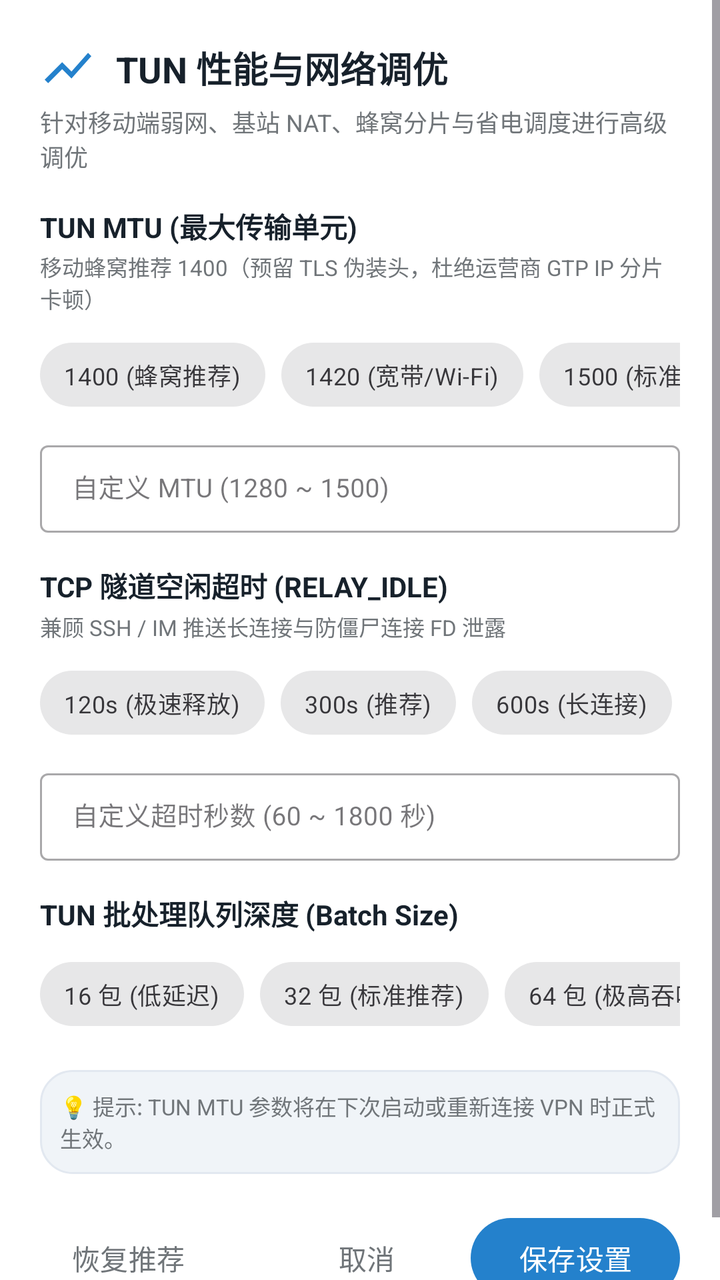
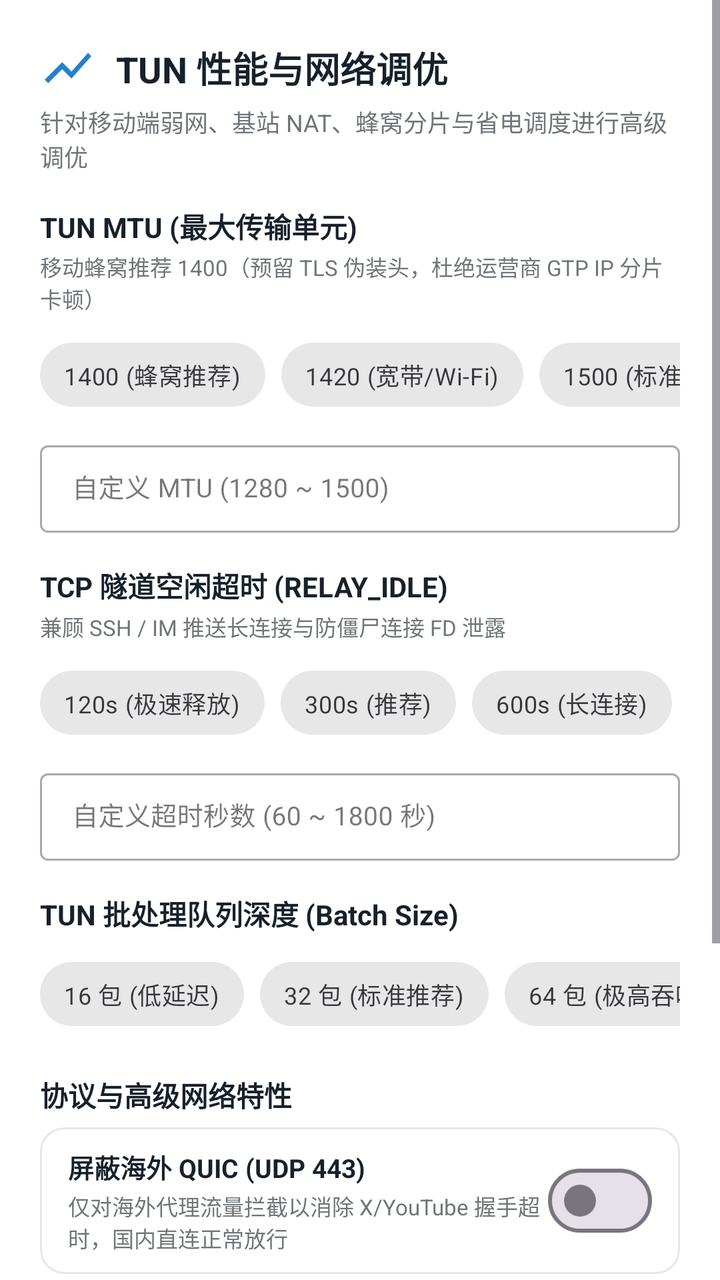

An Android layout rendered at two revisions. The XML below is the earlier revision; the diff shows what the commit changed to produce the second picture.
<!-- AndroidManifest.xml: application theme Theme.Mirage -->
<!-- res/layout/dialog_tun_config.xml -->
<?xml version="1.0" encoding="utf-8"?>
<ScrollView xmlns:android="http://schemas.android.com/apk/res/android"
    xmlns:app="http://schemas.android.com/apk/res-auto"
    android:layout_width="match_parent"
    android:layout_height="wrap_content"
    android:background="@color/meow_card"
    android:fillViewport="true">

    <LinearLayout
        android:layout_width="match_parent"
        android:layout_height="wrap_content"
        android:orientation="vertical"
        android:padding="20dp">

        
        <LinearLayout
            android:layout_width="match_parent"
            android:layout_height="wrap_content"
            android:gravity="center_vertical"
            android:orientation="horizontal">

            <ImageView
                android:layout_width="28dp"
                android:layout_height="28dp"
                android:src="@drawable/ic_nav_traffic"
                app:tint="@color/meow_blue" />

            <TextView
                android:layout_width="wrap_content"
                android:layout_height="wrap_content"
                android:layout_marginStart="10dp"
                android:text="TUN 性能与网络调优"
                android:textColor="@color/meow_ink"
                android:textSize="18sp"
                android:textStyle="bold" />
        </LinearLayout>

        <TextView
            android:layout_width="match_parent"
            android:layout_height="wrap_content"
            android:layout_marginTop="4dp"
            android:text="针对移动端弱网、基站 NAT、蜂窝分片与省电调度进行高级调优"
            android:textColor="@color/meow_ink_secondary"
            android:textSize="12sp" />

        
        <TextView
            android:layout_width="match_parent"
            android:layout_height="wrap_content"
            android:layout_marginTop="16dp"
            android:text="TUN MTU (最大传输单元)"
            android:textColor="@color/meow_ink"
            android:textSize="14sp"
            android:textStyle="bold" />

        <TextView
            android:layout_width="match_parent"
            android:layout_height="wrap_content"
            android:layout_marginTop="2dp"
            android:text="移动蜂窝推荐 1400（预留 TLS 伪装头，杜绝运营商 GTP IP 分片卡顿）"
            android:textColor="@color/meow_ink_secondary"
            android:textSize="11sp" />

        <HorizontalScrollView
            android:layout_width="match_parent"
            android:layout_height="wrap_content"
            android:layout_marginTop="6dp"
            android:scrollbars="none">

            <com.google.android.material.chip.ChipGroup
                android:id="@+id/chipGroupMtu"
                android:layout_width="wrap_content"
                android:layout_height="wrap_content"
                app:singleLine="true"
                app:singleSelection="true">

                <com.google.android.material.chip.Chip
                    android:id="@+id/chipMtu1400"
                    style="@style/Widget.MaterialComponents.Chip.Choice"
                    android:layout_width="wrap_content"
                    android:layout_height="wrap_content"
                    android:text="1400 (蜂窝推荐)"
                    android:textSize="12sp" />

                <com.google.android.material.chip.Chip
                    android:id="@+id/chipMtu1420"
                    style="@style/Widget.MaterialComponents.Chip.Choice"
                    android:layout_width="wrap_content"
                    android:layout_height="wrap_content"
                    android:text="1420 (宽带/Wi-Fi)"
                    android:textSize="12sp" />

                <com.google.android.material.chip.Chip
                    android:id="@+id/chipMtu1500"
                    style="@style/Widget.MaterialComponents.Chip.Choice"
                    android:layout_width="wrap_content"
                    android:layout_height="wrap_content"
                    android:text="1500 (标准以太网)"
                    android:textSize="12sp" />

                <com.google.android.material.chip.Chip
                    android:id="@+id/chipMtu1280"
                    style="@style/Widget.MaterialComponents.Chip.Choice"
                    android:layout_width="wrap_content"
                    android:layout_height="wrap_content"
                    android:text="1280 (极低丢包)"
                    android:textSize="12sp" />
            </com.google.android.material.chip.ChipGroup>
        </HorizontalScrollView>

        <com.google.android.material.textfield.TextInputLayout
            android:id="@+id/tilMtu"
            style="@style/Widget.MaterialComponents.TextInputLayout.OutlinedBox.Dense"
            android:layout_width="match_parent"
            android:layout_height="wrap_content"
            android:layout_marginTop="6dp"
            android:hint="自定义 MTU (1280 ~ 1500)">

            <com.google.android.material.textfield.TextInputEditText
                android:id="@+id/etMtu"
                android:layout_width="match_parent"
                android:layout_height="wrap_content"
                android:inputType="number"
                android:textColor="@color/meow_ink"
                android:textSize="13sp" />
        </com.google.android.material.textfield.TextInputLayout>

        
        <TextView
            android:layout_width="match_parent"
            android:layout_height="wrap_content"
            android:layout_marginTop="16dp"
            android:text="TCP 隧道空闲超时 (RELAY_IDLE)"
            android:textColor="@color/meow_ink"
            android:textSize="14sp"
            android:textStyle="bold" />

        <TextView
            android:layout_width="match_parent"
            android:layout_height="wrap_content"
            android:layout_marginTop="2dp"
            android:text="兼顾 SSH / IM 推送长连接与防僵尸连接 FD 泄露"
            android:textColor="@color/meow_ink_secondary"
            android:textSize="11sp" />

        <HorizontalScrollView
            android:layout_width="match_parent"
            android:layout_height="wrap_content"
            android:layout_marginTop="6dp"
            android:scrollbars="none">

            <com.google.android.material.chip.ChipGroup
                android:id="@+id/chipGroupTcpIdle"
                android:layout_width="wrap_content"
                android:layout_height="wrap_content"
                app:singleLine="true"
                app:singleSelection="true">

                <com.google.android.material.chip.Chip
                    android:id="@+id/chipIdle120"
                    style="@style/Widget.MaterialComponents.Chip.Choice"
                    android:layout_width="wrap_content"
                    android:layout_height="wrap_content"
                    android:text="120s (极速释放)"
                    android:textSize="12sp" />

                <com.google.android.material.chip.Chip
                    android:id="@+id/chipIdle300"
                    style="@style/Widget.MaterialComponents.Chip.Choice"
                    android:layout_width="wrap_content"
                    android:layout_height="wrap_content"
                    android:text="300s (推荐)"
                    android:textSize="12sp" />

                <com.google.android.material.chip.Chip
                    android:id="@+id/chipIdle600"
                    style="@style/Widget.MaterialComponents.Chip.Choice"
                    android:layout_width="wrap_content"
                    android:layout_height="wrap_content"
                    android:text="600s (长连接)"
                    android:textSize="12sp" />

                <com.google.android.material.chip.Chip
                    android:id="@+id/chipIdle1800"
                    style="@style/Widget.MaterialComponents.Chip.Choice"
                    android:layout_width="wrap_content"
                    android:layout_height="wrap_content"
                    android:text="1800s (30分钟)"
                    android:textSize="12sp" />
            </com.google.android.material.chip.ChipGroup>
        </HorizontalScrollView>

        <com.google.android.material.textfield.TextInputLayout
            android:id="@+id/tilTcpIdle"
            style="@style/Widget.MaterialComponents.TextInputLayout.OutlinedBox.Dense"
            android:layout_width="match_parent"
            android:layout_height="wrap_content"
            android:layout_marginTop="6dp"
            android:hint="自定义超时秒数 (60 ~ 1800 秒)">

            <com.google.android.material.textfield.TextInputEditText
                android:id="@+id/etTcpIdle"
                android:layout_width="match_parent"
                android:layout_height="wrap_content"
                android:inputType="number"
                android:textColor="@color/meow_ink"
                android:textSize="13sp" />
        </com.google.android.material.textfield.TextInputLayout>

        
        <TextView
            android:layout_width="match_parent"
            android:layout_height="wrap_content"
            android:layout_marginTop="16dp"
            android:text="TUN 批处理队列深度 (Batch Size)"
            android:textColor="@color/meow_ink"
            android:textSize="14sp"
            android:textStyle="bold" />

        <HorizontalScrollView
            android:layout_width="match_parent"
            android:layout_height="wrap_content"
            android:layout_marginTop="6dp"
            android:scrollbars="none">

            <com.google.android.material.chip.ChipGroup
                android:id="@+id/chipGroupBatch"
                android:layout_width="wrap_content"
                android:layout_height="wrap_content"
                app:singleLine="true"
                app:singleSelection="true">

                <com.google.android.material.chip.Chip
                    android:id="@+id/chipBatch16"
                    style="@style/Widget.MaterialComponents.Chip.Choice"
                    android:layout_width="wrap_content"
                    android:layout_height="wrap_content"
                    android:text="16 包 (低延迟)"
                    android:textSize="12sp" />

                <com.google.android.material.chip.Chip
                    android:id="@+id/chipBatch32"
                    style="@style/Widget.MaterialComponents.Chip.Choice"
                    android:layout_width="wrap_content"
                    android:layout_height="wrap_content"
                    android:text="32 包 (标准推荐)"
                    android:textSize="12sp" />

                <com.google.android.material.chip.Chip
                    android:id="@+id/chipBatch64"
                    style="@style/Widget.MaterialComponents.Chip.Choice"
                    android:layout_width="wrap_content"
                    android:layout_height="wrap_content"
                    android:text="64 包 (极高吞吐)"
                    android:textSize="12sp" />
            </com.google.android.material.chip.ChipGroup>
        </HorizontalScrollView>

        
        <TextView
            android:layout_width="match_parent"
            android:layout_height="wrap_content"
            android:layout_marginTop="14dp"
            android:background="@drawable/bg_telegram_pill"
            android:padding="10dp"
            android:text="💡 提示: TUN MTU 参数将在下次启动或重新连接 VPN 时正式生效。"
            android:textColor="@color/meow_ink_secondary"
            android:textSize="11sp" />

        
        <LinearLayout
            android:layout_width="match_parent"
            android:layout_height="wrap_content"
            android:layout_marginTop="18dp"
            android:gravity="end"
            android:orientation="horizontal">

            <com.google.android.material.button.MaterialButton
                android:id="@+id/btnResetDefault"
                style="@style/Widget.Material3.Button.TextButton"
                android:layout_width="wrap_content"
                android:layout_height="wrap_content"
                android:text="恢复推荐"
                android:textColor="@color/meow_ink_secondary" />

            <View
                android:layout_width="0dp"
                android:layout_height="1dp"
                android:layout_weight="1" />

            <com.google.android.material.button.MaterialButton
                android:id="@+id/btnCancel"
                style="@style/Widget.Material3.Button.TextButton"
                android:layout_width="wrap_content"
                android:layout_height="wrap_content"
                android:text="取消"
                android:textColor="@color/meow_ink_secondary" />

            <com.google.android.material.button.MaterialButton
                android:id="@+id/btnSave"
                style="@style/MirageButton"
                android:layout_width="wrap_content"
                android:layout_height="wrap_content"
                android:layout_marginStart="8dp"
                android:text="保存设置"
                app:cornerRadius="20dp" />
        </LinearLayout>

    </LinearLayout>
</ScrollView>
<!-- resources referenced by this layout -->
<resources>
  <color name="meow_blue">#2481CC</color>
  <color name="meow_card">#FFFFFF</color>
  <color name="meow_ink">#17212B</color>
  <color name="meow_ink_secondary">#707579</color>
  <!-- drawable bg_telegram_pill (drawable) -->
  <?xml version="1.0" encoding="utf-8"?>
  <shape xmlns:android="http://schemas.android.com/apk/res/android"
      android:shape="rectangle">
      <solid android:color="#F0F4F8" />
      <corners android:radius="16dp" />
      <stroke
          android:width="1dp"
          android:color="#E2E8F0" />
  </shape>
  <!-- drawable ic_nav_traffic (drawable) -->
  <vector xmlns:android="http://schemas.android.com/apk/res/android"
      android:width="24dp"
      android:height="24dp"
      android:viewportWidth="24"
      android:viewportHeight="24">
      <path
          android:fillColor="#FF2481CC"
          android:pathData="M3.5,18.49l6,-6.01 4,4L22,6.92l-1.41,-1.41 -7.09,7.97 -4,-4L2,16.99z" />
  </vector>
  <style name="MirageButton" parent="Widget.Material3.Button">
          <item name="cornerRadius">24dp</item>
          <item name="android:textColor">#FFFFFF</item>
          <item name="backgroundTint">@color/meow_blue</item>
          <item name="elevation">0dp</item>
          <item name="android:fontFamily">sans-serif-medium</item>
      </style>
  <style name="Theme.Mirage" parent="Theme.Material3.DayNight.NoActionBar">
          <item name="colorPrimary">@color/meow_blue</item>
          <item name="colorOnPrimary">#FFFFFF</item>
          <item name="colorSecondary">@color/meow_download</item>
          <item name="android:colorBackground">@color/meow_canvas</item>
          <item name="colorSurface">@color/meow_card</item>
          <item name="android:windowBackground">@color/meow_canvas</item>
          <item name="android:textColor">@color/meow_ink</item>
          
          
          <item name="android:statusBarColor">@android:color/transparent</item>
          <item name="android:navigationBarColor">@android:color/transparent</item>
          <item name="android:windowLightStatusBar">true</item>
          <item name="android:windowLightNavigationBar">true</item>
  
          
          <item name="materialCardViewStyle">@style/MirageCard</item>
  
          
          <item name="materialButtonStyle">@style/MirageButton</item>
          <item name="android:buttonStyle">@style/MirageButton</item>
  
          
          <item name="android:editTextStyle">@style/MirageEditText</item>
      </style>
  <color name="meow_download">#2AA3EF</color>
  <color name="meow_canvas">#F0F2F5</color>
  <style name="MirageCard" parent="Widget.MaterialComponents.CardView">
          <item name="cardCornerRadius">14dp</item>
          <item name="cardElevation">0dp</item>
          <item name="strokeColor">@color/meow_outline</item>
          <item name="strokeWidth">1dp</item>
          <item name="cardBackgroundColor">@color/meow_card</item>
      </style>
  <style name="MirageEditText" parent="Widget.AppCompat.EditText">
          <item name="android:background">@drawable/bg_telegram_pill</item>
          <item name="android:paddingHorizontal">14dp</item>
          <item name="android:paddingVertical">10dp</item>
          <item name="android:textColor">@color/meow_ink</item>
          <item name="android:textColorHint">@color/meow_ink_secondary</item>
          <item name="android:textSize">14sp</item>
      </style>
  <color name="meow_outline">#E3E7EB</color>
</resources>

<!-- the commit's change to res/layout/dialog_tun_config.xml (unified diff, before → after) -->
@@ -260,6 +260,108 @@
         <TextView
             android:layout_width="match_parent"
             android:layout_height="wrap_content"
+            android:layout_marginTop="16dp"
+            android:text="协议与高级网络特性"
+            android:textColor="@color/meow_ink"
+            android:textSize="14sp"
+            android:textStyle="bold" />
+
+        
+        <com.google.android.material.card.MaterialCardView
+            style="@style/MirageCard"
+            android:layout_width="match_parent"
+            android:layout_height="wrap_content"
+            android:layout_marginTop="6dp"
+            app:cardCornerRadius="12dp">
+
+            <LinearLayout
+                android:layout_width="match_parent"
+                android:layout_height="wrap_content"
+                android:gravity="center_vertical"
+                android:orientation="horizontal"
+                android:paddingHorizontal="14dp"
+                android:paddingVertical="10dp">
+
+                <LinearLayout
+                    android:layout_width="0dp"
+                    android:layout_height="wrap_content"
+                    android:layout_weight="1"
+                    android:orientation="vertical">
+
+                    <TextView
+                        android:layout_width="wrap_content"
+                        android:layout_height="wrap_content"
+                        android:text="屏蔽海外 QUIC (UDP 443)"
+                        android:textColor="@color/meow_ink"
+                        android:textSize="13sp"
+                        android:textStyle="bold" />
+
+                    <TextView
+                        android:layout_width="wrap_content"
+                        android:layout_height="wrap_content"
+                        android:layout_marginTop="2dp"
+                        android:text="仅对海外代理流量拦截以消除 X/YouTube 握手超时，国内直连正常放行"
+                        android:textColor="@color/meow_ink_secondary"
+                        android:textSize="11sp" />
+                </LinearLayout>
+
+                <com.google.android.material.materialswitch.MaterialSwitch
+                    android:id="@+id/switchBlockQuic"
+                    android:layout_width="wrap_content"
+                    android:layout_height="wrap_content" />
+            </LinearLayout>
+        </com.google.android.material.card.MaterialCardView>
+
+        
+        <com.google.android.material.card.MaterialCardView
+            style="@style/MirageCard"
+            android:layout_width="match_parent"
+            android:layout_height="wrap_content"
+            android:layout_marginTop="6dp"
+            app:cardCornerRadius="12dp">
+
+            <LinearLayout
+                android:layout_width="match_parent"
+                android:layout_height="wrap_content"
+                android:gravity="center_vertical"
+                android:orientation="horizontal"
+                android:paddingHorizontal="14dp"
+                android:paddingVertical="10dp">
+
+                <LinearLayout
+                    android:layout_width="0dp"
+                    android:layout_height="wrap_content"
+                    android:layout_weight="1"
+                    android:orientation="vertical">
+
+                    <TextView
+                        android:layout_width="wrap_content"
+                        android:layout_height="wrap_content"
+                        android:text="UDP 多路复用 (UDP Mux)"
+                        android:textColor="@color/meow_ink"
+                        android:textSize="13sp"
+                        android:textStyle="bold" />
+
+                    <TextView
+                        android:layout_width="wrap_content"
+                        android:layout_height="wrap_content"
+                        android:layout_marginTop="2dp"
+                        android:text="在 4 条共享隧道内复用所有 UDP 会话，解决高并发下连接池耗尽 (需服务端 ≥v0.9.0)"
+                        android:textColor="@color/meow_ink_secondary"
+                        android:textSize="11sp" />
+                </LinearLayout>
+
+                <com.google.android.material.materialswitch.MaterialSwitch
+                    android:id="@+id/switchUdpMux"
+                    android:layout_width="wrap_content"
+                    android:layout_height="wrap_content" />
+            </LinearLayout>
+        </com.google.android.material.card.MaterialCardView>
+
+        
+        <TextView
+            android:layout_width="match_parent"
+            android:layout_height="wrap_content"
             android:layout_marginTop="14dp"
             android:background="@drawable/bg_telegram_pill"
             android:padding="10dp"
